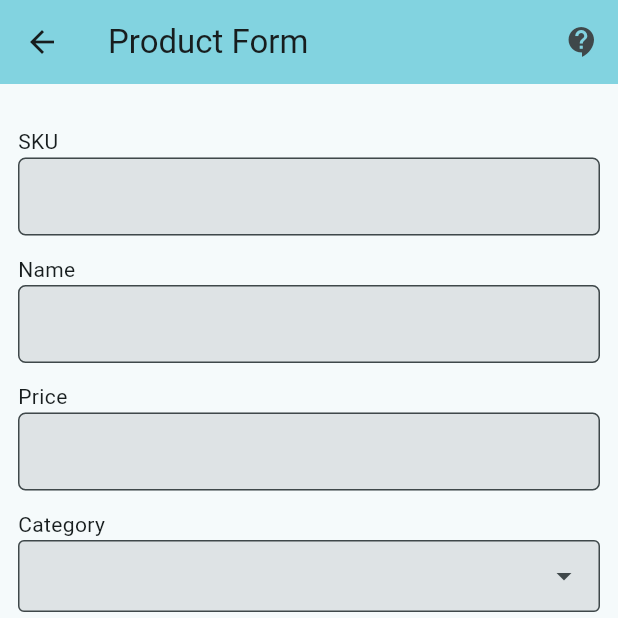
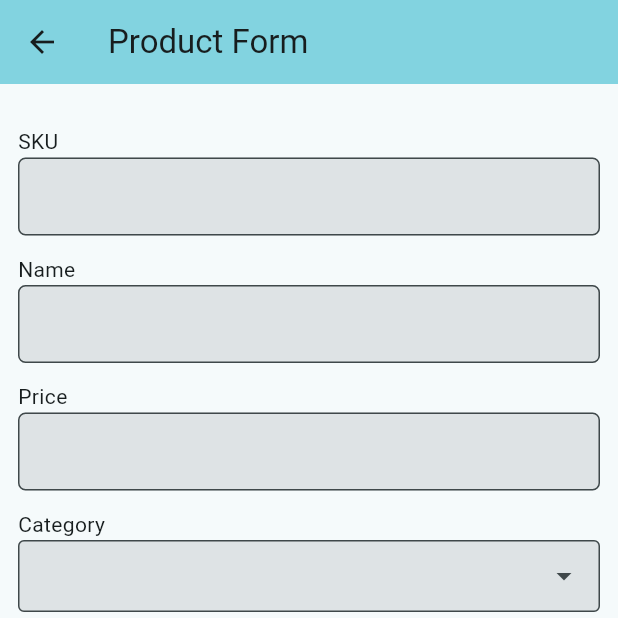
Before and after one commit to fajarryuk4/klontong_mobile, a Flutter app: the ProductFormPage screen opened by its route, on a phone screen of 412 x 824 dp, the top half of it. Run offline on Flutter 3.47's test engine with Material 3 defaults, Android fonts, the light colour scheme and no system bars; drawn by our look-alikes of dropdown_search; our stand-ins replace bloc, dio, flutter_bloc, flutter_dotenv, gap, go_router and 4 more; missing offline and left inert: sentry_dio; generated files the repository leaves out were written again; statements that could not run were skipped.

Commit message:
chg: remove action app bar in product form

```diff
--- a/lib/views/product/form.dart
+++ b/lib/views/product/form.dart
@@ -42,12 +42,6 @@ class ProductFormPage extends StatelessWidget {
         appBar: AppBar(
           backgroundColor: Theme.of(context).colorScheme.inversePrimary,
           title: const Text('Product Form'),
-          actions: [
-            IconButton(
-              onPressed: () {},
-              icon: const Icon(Icons.contact_support),
-            ),
-          ],
         ),
         body: Padding(
           padding: const EdgeInsets.all(12.0),
```
